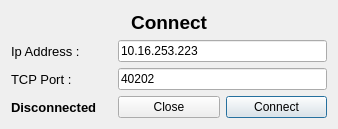
Before: the Qt Designer form Client/ClientV2/NewBabelClient/ConnectWindow.ui in AGuismo/V-and-Co-Babel, drawn with Qt 5.
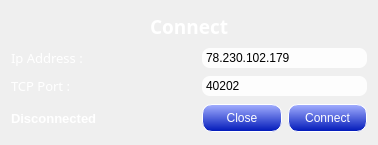
After: the same form once the commit is applied. Icons and pictures are not drawn.

Diff of the .ui file:
```diff
--- a/Client/ClientV2/NewBabelClient/ConnectWindow.ui
+++ b/Client/ClientV2/NewBabelClient/ConnectWindow.ui
@@ -6,16 +6,30 @@
    <rect>
     <x>0</x>
     <y>0</y>
-    <width>338</width>
-    <height>118</height>
+    <width>378</width>
+    <height>145</height>
    </rect>
   </property>
   <property name="windowTitle">
-   <string>ConnectWindow</string>
+   <string>Connect</string>
+  </property>
+  <property name="styleSheet">
+   <string notr="true">ConnectWindow 
+{
+	border-image: url(./Img/dialog-background.jpg);
+}</string>
   </property>
   <layout class="QGridLayout" name="gridLayout">
    <item row="2" column="1" colspan="2">
     <widget class="QLineEdit" name="portTcpLineEdit">
+     <property name="styleSheet">
+      <string notr="true">background-color: rgba(255, 255, 255, 230);
+border-width: 2px;
+border-radius: 8px;
+border-color: rgb(0, 0, 0);
+min-width: 10em;
+padding: 2px;</string>
+     </property>
      <property name="text">
       <string>40202</string>
      </property>
@@ -24,8 +38,51 @@
      </property>
     </widget>
    </item>
+   <item row="2" column="0">
+    <widget class="QLabel" name="passwordLabel">
+     <property name="font">
+      <font>
+       <family>MS Reference Sans Serif</family>
+       <pointsize>10</pointsize>
+      </font>
+     </property>
+     <property name="styleSheet">
+      <string notr="true">color: rgb(255, 255, 255);</string>
+     </property>
+     <property name="text">
+      <string>TCP Port :</string>
+     </property>
+    </widget>
+   </item>
    <item row="3" column="2">
     <widget class="QPushButton" name="connectPushButton">
+     <property name="styleSheet">
+      <string notr="true">QPushButton#connectPushButton
+{
+	color: rgb(255, 255, 255);
+	background-color: qlineargradient(spread:pad, x1:1, y1:1, x2:1, y2:0, stop:0 rgba(0, 24, 185, 255), stop:1 rgba(163, 175, 255, 255));
+	border-style: outset;
+	border-width: 1px;
+	border-radius: 10px;
+	border-color: rgb(255, 255, 255);
+	min-width: 4em;
+	padding: 6px;
+}
+
+QPushButton#connectPushButton:hover
+{
+	background-color: qradialgradient(spread:pad, cx:0.5, cy:0.5, radius:0.5, fx:0.5, fy:0.5, stop:0 rgba(0, 148, 255, 255), stop:1 rgba(0, 8, 84, 255));
+	border-style: inset;
+}
+
+ QPushButton#connectPushButton:pressed 
+{
+	background-color: qlineargradient(spread:pad, x1:0, y1:0, x2:0, y2:1, stop:0 rgba(0, 56, 183, 255), stop:1 rgba(135, 172, 255, 255));
+     border-style: inset;
+ }
+
+</string>
+     </property>
      <property name="text">
       <string>Connect</string>
      </property>
@@ -33,8 +90,16 @@
    </item>
    <item row="1" column="1" colspan="2">
     <widget class="QLineEdit" name="ipLineEdit">
+     <property name="styleSheet">
+      <string notr="true">background-color: rgba(255, 255, 255, 230);
+border-width: 2px;
+border-radius: 8px;
+border-color: rgb(0, 0, 0);
+min-width: 10em;
+padding: 2px;</string>
+     </property>
      <property name="text">
-      <string>10.16.253.223</string>
+      <string>78.230.102.179</string>
      </property>
      <property name="maxLength">
       <number>15</number>
@@ -43,6 +108,12 @@
    </item>
    <item row="3" column="0">
     <widget class="QLabel" name="serverResponseLabel">
+     <property name="minimumSize">
+      <size>
+       <width>185</width>
+       <height>0</height>
+      </size>
+     </property>
      <property name="font">
       <font>
        <pointsize>10</pointsize>
@@ -50,6 +121,9 @@
        <bold>true</bold>
       </font>
      </property>
+     <property name="styleSheet">
+      <string notr="true">color: rgb(255, 255, 255);</string>
+     </property>
      <property name="text">
       <string>Disconnected</string>
      </property>
@@ -57,6 +131,33 @@
    </item>
    <item row="3" column="1">
     <widget class="QPushButton" name="closePushButton">
+     <property name="styleSheet">
+      <string notr="true">QPushButton#closePushButton
+{
+	color: rgb(255, 255, 255);
+	background-color: qlineargradient(spread:pad, x1:1, y1:1, x2:1, y2:0, stop:0 rgba(0, 24, 185, 255), stop:1 rgba(163, 175, 255, 255));
+	border-style: outset;
+	border-width: 1px;
+	border-radius: 10px;
+	border-color: rgb(255, 255, 255);
+	min-width: 4em;
+	padding: 6px;
+}
+
+QPushButton#closePushButton:hover
+{
+	background-color: qradialgradient(spread:pad, cx:0.5, cy:0.5, radius:0.5, fx:0.5, fy:0.5, stop:0 rgba(0, 148, 255, 255), stop:1 rgba(0, 8, 84, 255));
+	border-style: inset;
+}
+
+ QPushButton#closePushButton:pressed 
+{
+	background-color: qlineargradient(spread:pad, x1:0, y1:0, x2:0, y2:1, stop:0 rgba(0, 56, 183, 255), stop:1 rgba(135, 172, 255, 255));
+     border-style: inset;
+ }
+
+</string>
+     </property>
      <property name="text">
       <string>Close</string>
      </property>
@@ -66,9 +167,13 @@
     <widget class="QLabel" name="loginLabel">
      <property name="font">
       <font>
+       <family>MS Reference Sans Serif</family>
        <pointsize>10</pointsize>
       </font>
      </property>
+     <property name="styleSheet">
+      <string notr="true">color: rgb(255, 255, 255);</string>
+     </property>
      <property name="text">
       <string>Ip Address :</string>
      </property>
@@ -84,12 +189,15 @@
      </property>
      <property name="font">
       <font>
-       <family>MS UI Gothic</family>
+       <family>MS Reference Sans Serif</family>
        <pointsize>14</pointsize>
        <weight>75</weight>
        <bold>true</bold>
       </font>
      </property>
+     <property name="styleSheet">
+      <string notr="true">color: rgb(255, 255, 255);</string>
+     </property>
      <property name="text">
       <string>Connect</string>
      </property>
@@ -98,18 +206,6 @@
      </property>
     </widget>
    </item>
-   <item row="2" column="0">
-    <widget class="QLabel" name="passwordLabel">
-     <property name="font">
-      <font>
-       <pointsize>10</pointsize>
-      </font>
-     </property>
-     <property name="text">
-      <string>TCP Port :</string>
-     </property>
-    </widget>
-   </item>
   </layout>
  </widget>
  <layoutdefault spacing="6" margin="11"/>
```
